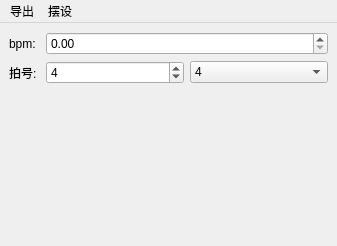
Old version of the form workspace/editor.ui in the repository Vescrity/MeloNote.
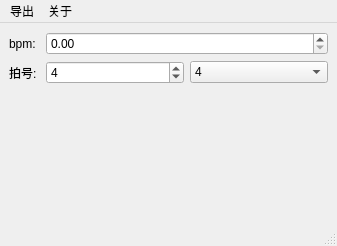
New version of the form.

Commit message: Status bar & File save

Patch:
```diff
--- a/workspace/editor.ui
+++ b/workspace/editor.ui
@@ -110,12 +110,13 @@
    </widget>
    <widget class="QMenu" name="menu_2">
     <property name="title">
-     <string>摆设</string>
+     <string>关于</string>
     </property>
    </widget>
    <addaction name="menu"/>
    <addaction name="menu_2"/>
   </widget>
+  <widget class="QStatusBar" name="statusBar"/>
   <action name="actionMidi">
    <property name="text">
     <string>Midi</string>
```
Left out of the diff: 3 changed lines with no effect on the pictures. The commit also changes 1 other file.
